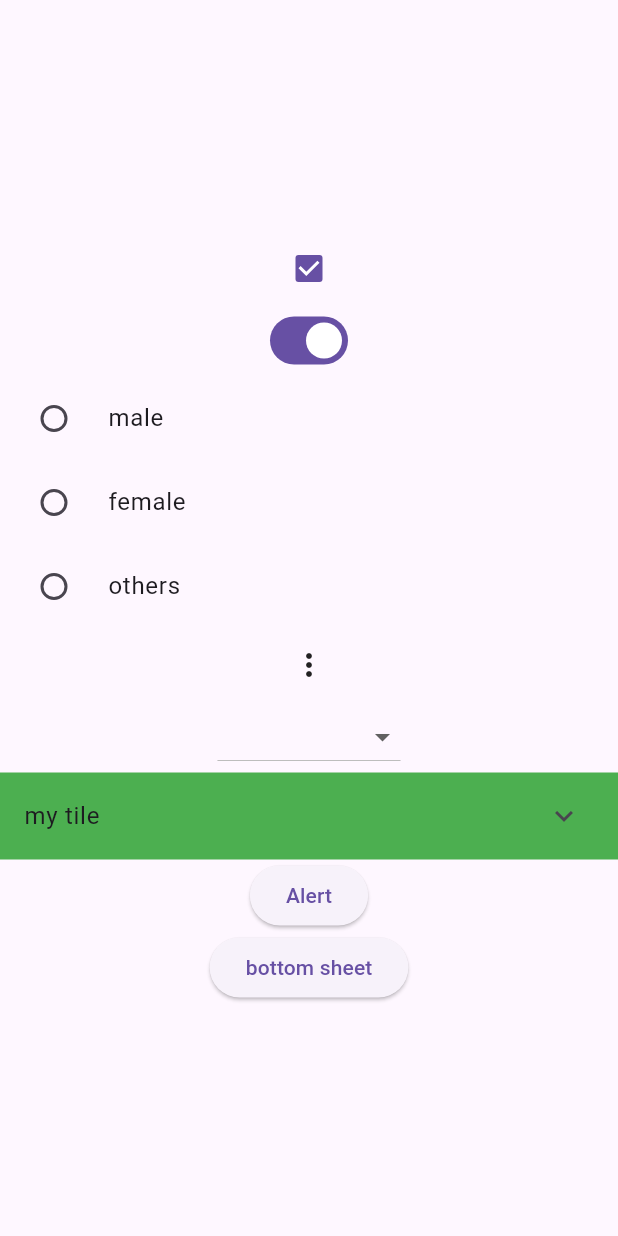
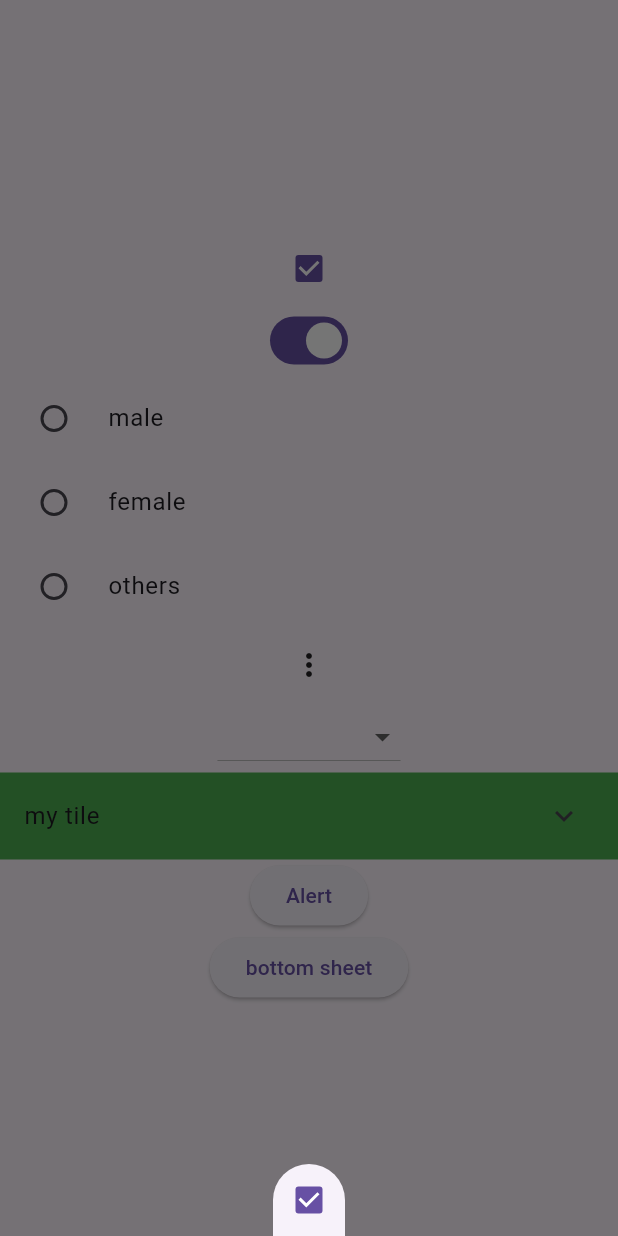
Before and after one commit to hamad-mf/statefull_buttons_aug_28, a Flutter app: the screen it shows after launch, after a tap on "bottom sheet", on a phone screen of 412 x 824 dp. Run offline on Flutter 3.47's test engine with Material 3 defaults, Android fonts, the phone set to English and light mode, and no system bars.

Commit message:
bottomsheet

```diff
--- a/lib/View/Home Screen/home_screen.dart
+++ b/lib/View/Home Screen/home_screen.dart
@@ -126,7 +126,22 @@ class _HomeScreenState extends State<HomeScreen> {
                 );
               },
               child: Text("Alert")),
-          ElevatedButton(onPressed: () {}, child: Text("bottom sheet")),
+          ElevatedButton(
+              onPressed: () {
+                showModalBottomSheet(
+                    isScrollControlled: true,
+                    context: context,
+                    builder: (context) => StatefulBuilder(
+                          builder: (context, setBottomState) => Checkbox(
+                              value: a,
+                              onChanged: (value) {
+                                a = value;
+                                print(a);
+                                setState(() {});
+                              }),
+                        ));
+              },
+              child: Text("bottom sheet")),
         ]),
       ),
     );
```
